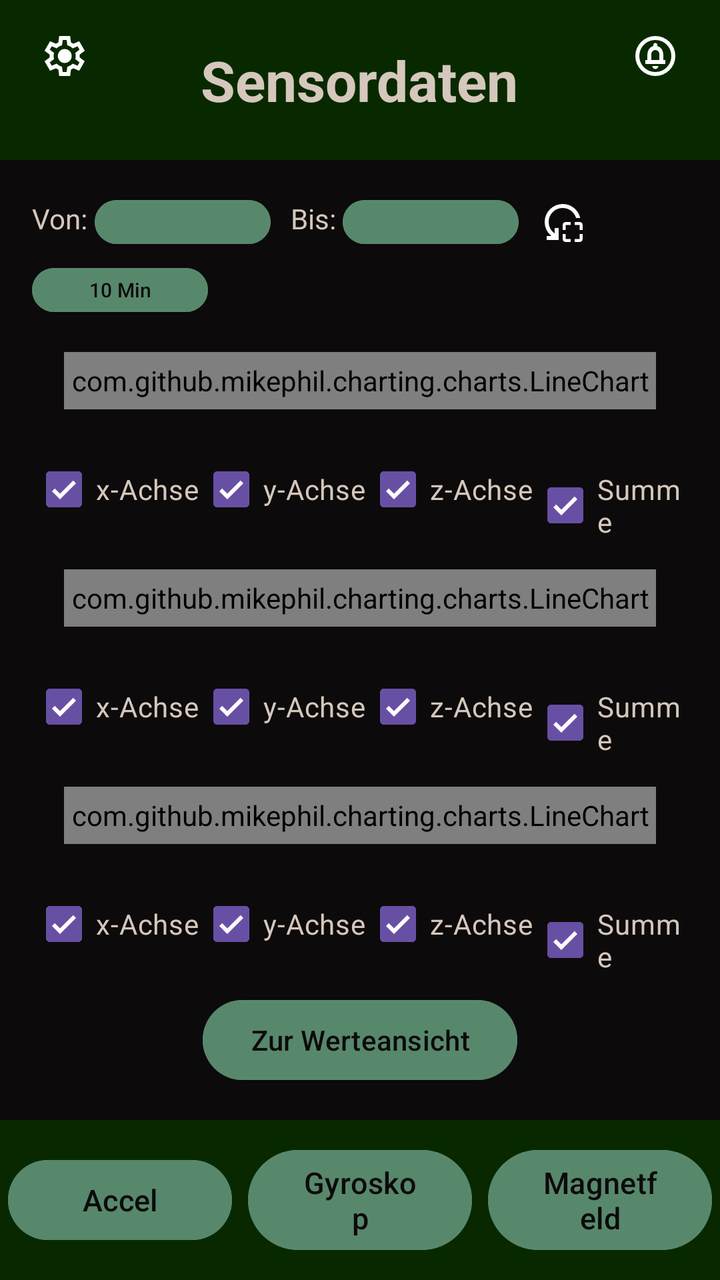
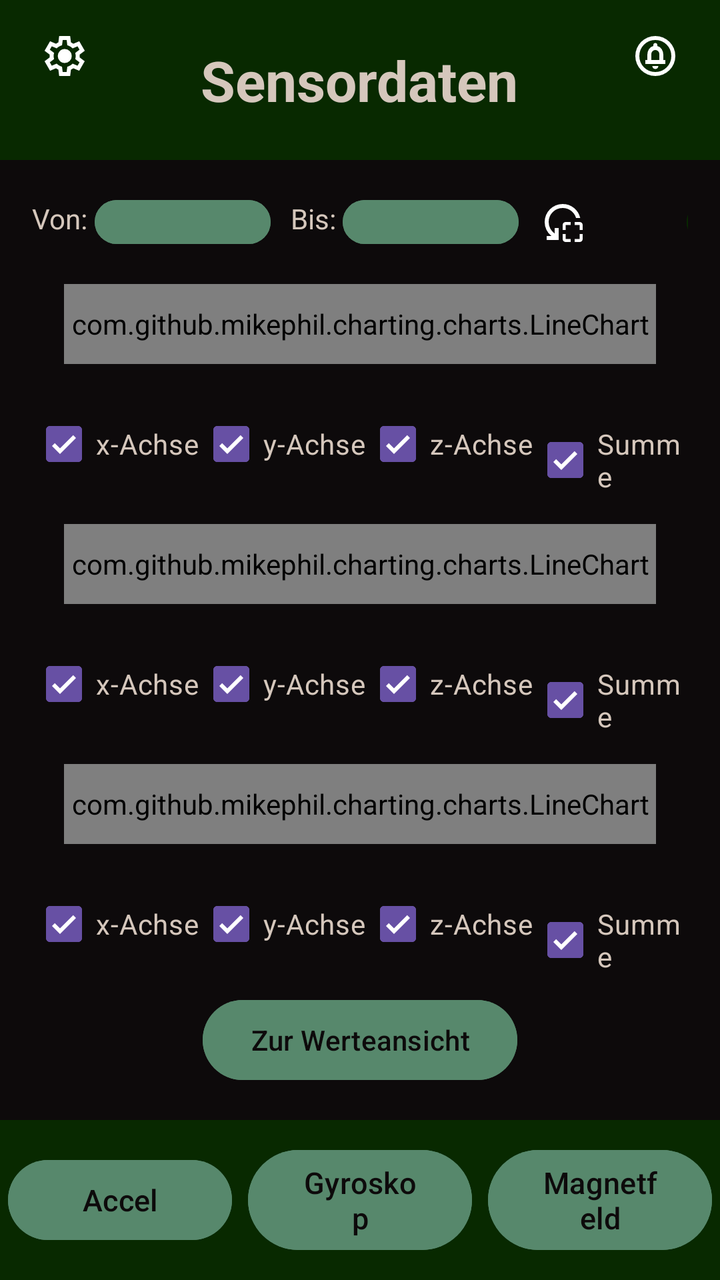

The first picture is an Android layout as it rendered before a commit; the second is the same layout after the commit. The layout source and the unified diff follow.
<!-- AndroidManifest.xml: application theme Theme.BiotSpeechIoT -->
<!-- res/layout/activity_main_graph.xml -->
<?xml version="1.0" encoding="utf-8"?>
<LinearLayout xmlns:android="http://schemas.android.com/apk/res/android"
    xmlns:tools="http://schemas.android.com/tools"
    android:layout_width="match_parent"
    android:id="@+id/main"
    android:layout_height="match_parent"
    android:orientation="vertical"
    android:background="@color/background"
    tools:context=".main.MainActivity">

    <LinearLayout
        android:layout_width="match_parent"
        android:layout_height="wrap_content"
        android:background="@color/header">

        <ImageButton
            android:id="@+id/settings_button"
            android:layout_width="wrap_content"
            android:layout_height="wrap_content"
            android:layout_weight="1"
            android:src="@drawable/outline_settings_24"
            android:background="@color/header"
            android:layout_marginTop="16dp"
            android:layout_marginStart="16dp"
            android:paddingBottom="15dp"
            android:color="@color/text"/>

        <TextView
            android:id="@+id/headerText"
            android:layout_width="0dp"
            android:layout_weight="30"
            android:layout_height="80dp"
            android:background="@color/header"
            android:gravity="center_vertical|center_horizontal"
            android:text="Sensordaten"
            android:textColor="@color/text"
            android:textSize="28sp"
            android:textStyle="bold" />

        <ImageButton
            android:id="@+id/notification_button"
            android:layout_width="wrap_content"
            android:layout_height="wrap_content"
            android:layout_weight="1"
            android:src="@drawable/outline_circle_notifications_24"
            android:background="@color/header"
            android:layout_marginTop="16dp"
            android:layout_marginEnd="16dp"
            android:paddingBottom="15dp"
            android:color="@color/text"/>
    </LinearLayout>

    <LinearLayout
        android:id="@+id/contentArea"
        android:layout_width="match_parent"
        android:layout_height="0dp"
        android:layout_weight="1"
        android:orientation="vertical"
        android:padding="16dp">

        <LinearLayout
            android:layout_width="match_parent"
            android:layout_height="wrap_content"
            android:orientation="vertical">

            <LinearLayout
                android:layout_width="wrap_content"
                android:layout_height="wrap_content"
                android:orientation="horizontal">

                <TextView
                    android:layout_width="wrap_content"
                    android:layout_height="wrap_content"
                    android:text="Von: "
                    android:textColor="@color/text"/>

                <Button
                    android:layout_width="wrap_content"
                    android:layout_height="30dp"
                    android:text=""
                    android:textSize="10dp"
                    android:textColor="@color/background"
                    android:backgroundTint="@color/button"
                    android:id="@+id/button_Accel_von"
                    android:paddingStart="0dp"
                    android:paddingEnd="0dp"
                    android:paddingBottom="0dp"
                    android:paddingTop="0dp"/>

                <TextView
                    android:layout_width="wrap_content"
                    android:layout_height="wrap_content"
                    android:text="Bis: "
                    android:textColor="@color/text"
                    android:layout_marginStart="10dp"/>

                <Button
                    android:layout_width="wrap_content"
                    android:layout_height="30dp"
                    android:text=""
                    android:textSize="10sp"
                    android:textColor="@color/background"
                    android:backgroundTint="@color/button"
                    android:id="@+id/button_Accel_bis"
                    android:paddingStart="0dp"
                    android:paddingEnd="0dp"
                    android:paddingBottom="0dp"
                    android:paddingTop="0dp"/>

                <ImageButton
                    android:layout_width="wrap_content"
                    android:layout_height="wrap_content"
                    android:src="@drawable/outline_reset_focus_24"
                    android:background="@color/background"
                    android:layout_marginStart="10dp"
                    android:paddingTop="3dp"
                    android:id="@+id/resetAccel"
                    />

            </LinearLayout>

            <Button
                android:layout_width="wrap_content"
                android:layout_height="30dp"
                android:text="10 Min"
                android:textSize="10sp"
                android:textColor="@color/background"
                android:backgroundTint="@color/button"
                android:id="@+id/btn_x_10min"
                android:layout_marginTop="4dp"
                android:paddingStart="8dp"
                android:paddingEnd="8dp"
                android:paddingBottom="0dp"
                android:paddingTop="0dp"/>

        </LinearLayout>

        <com.github.mikephil.charting.charts.LineChart
            android:id="@+id/lineChartAccel"
            android:layout_width="match_parent"
            android:layout_height="0dp"
            android:layout_weight="1"
            android:layout_margin="16dp"/>

        <LinearLayout
            android:layout_width="wrap_content"
            android:layout_height="wrap_content"
            >
            <CheckBox
                android:layout_width="wrap_content"
                android:layout_height="wrap_content"
                android:text="x-Achse"
                android:textColor="@color/text"
                android:checked="true"
                android:id="@+id/AccelxCheck"/>

            <CheckBox
                android:layout_width="wrap_content"
                android:layout_height="wrap_content"
                android:text="y-Achse"
                android:textColor="@color/text"
                android:checked="true"
                android:id="@+id/AccelyCheck"/>

            <CheckBox
                android:layout_width="wrap_content"
                android:layout_height="wrap_content"
                android:text="z-Achse"
                android:textColor="@color/text"
                android:checked="true"
                android:id="@+id/AccelzCheck"/>

            <CheckBox
                android:layout_width="wrap_content"
                android:layout_height="wrap_content"
                android:text="Summe"
                android:textColor="@color/text"
                android:checked="true"
                android:id="@+id/AccelSumCheck"/>

        </LinearLayout>

        <com.github.mikephil.charting.charts.LineChart
            android:id="@+id/lineChartGyro"
            android:layout_width="match_parent"
            android:layout_height="0dp"
            android:layout_weight="1"
            android:layout_margin="16dp" />

        <LinearLayout
            android:layout_width="wrap_content"
            android:layout_height="wrap_content"
            >
            <CheckBox
                android:layout_width="wrap_content"
                android:layout_height="wrap_content"
                android:text="x-Achse"
                android:textColor="@color/text"
                android:checked="true"
                android:id="@+id/GyroxCheck"/>

            <CheckBox
                android:layout_width="wrap_content"
                android:layout_height="wrap_content"
                android:text="y-Achse"
                android:textColor="@color/text"
                android:checked="true"
                android:id="@+id/GyroyCheck"/>

            <CheckBox
                android:layout_width="wrap_content"
                android:layout_height="wrap_content"
                android:text="z-Achse"
                android:textColor="@color/text"
                android:checked="true"
                android:id="@+id/GyrozCheck"/>

            <CheckBox
                android:layout_width="wrap_content"
                android:layout_height="wrap_content"
                android:text="Summe"
                android:textColor="@color/text"
                android:checked="true"
                android:id="@+id/GyroSumCheck"/>

        </LinearLayout>

        <com.github.mikephil.charting.charts.LineChart
            android:id="@+id/lineChartMag"
            android:layout_width="match_parent"
            android:layout_height="0dp"
            android:layout_weight="1"
            android:layout_margin="16dp"/>

        <LinearLayout
            android:layout_width="wrap_content"
            android:layout_height="wrap_content"
            >
            <CheckBox
                android:layout_width="wrap_content"
                android:layout_height="wrap_content"
                android:text="x-Achse"
                android:textColor="@color/text"
                android:checked="true"
                android:id="@+id/MagxCheck"/>

            <CheckBox
                android:layout_width="wrap_content"
                android:layout_height="wrap_content"
                android:text="y-Achse"
                android:textColor="@color/text"
                android:checked="true"
                android:id="@+id/MagyCheck"/>

            <CheckBox
                android:layout_width="wrap_content"
                android:layout_height="wrap_content"
                android:text="z-Achse"
                android:textColor="@color/text"
                android:checked="true"
                android:id="@+id/MagzCheck"/>

            <CheckBox
                android:layout_width="wrap_content"
                android:layout_height="wrap_content"
                android:text="Summe"
                android:textColor="@color/text"
                android:checked="true"
                android:id="@+id/MagSumCheck"/>

        </LinearLayout>

        <Button
            android:layout_width="wrap_content"
            android:layout_height="wrap_content"
            android:layout_gravity="center"
            android:text="Zur Werteansicht"
            android:layout_marginTop="10dp"
            android:backgroundTint="@color/button"
            android:textColor="@color/background"
            android:id="@+id/werteansicht"/>

    </LinearLayout>

    <LinearLayout
        android:id="@+id/footerBar"
        android:layout_width="match_parent"
        android:layout_height="80dp"
        android:orientation="horizontal"
        android:gravity="center"
        android:background="@color/header">

        <Button
            android:id="@+id/btnAccel"
            android:layout_width="0dp"
            android:layout_height="wrap_content"
            android:layout_weight="1"
            android:text="Accel"
            android:textColor="@color/background"
            android:layout_margin="4dp"
            android:backgroundTint="@color/button"
            android:textSize="15sp" />

        <Button
            android:id="@+id/btnGyro"
            android:layout_width="0dp"
            android:layout_height="wrap_content"
            android:layout_weight="1"
            android:text="Gyroskop"
            android:textColor="@color/background"
            android:layout_margin="4dp"
            android:backgroundTint="@color/button"
            android:textSize="15sp"/>

        <Button
            android:id="@+id/btnMagnet"
            android:layout_width="0dp"
            android:layout_height="wrap_content"
            android:layout_weight="1"
            android:text="Magnetfeld"
            android:textColor="@color/background"
            android:layout_margin="4dp"
            android:backgroundTint="@color/button"
            android:textSize="15sp"/>
    </LinearLayout>
</LinearLayout>
<!-- resources referenced by this layout -->
<resources>
  <color name="background">#0D0A0B</color>
  <color name="button">#57886C</color>
  <color name="header">#082900</color>
  <color name="text">#D5C7BC</color>
  <!-- drawable outline_circle_notifications_24 (drawable) -->
  <vector xmlns:android="http://schemas.android.com/apk/res/android" android:height="24dp" android:tint="#FFFFFF" android:viewportHeight="960" android:viewportWidth="960" android:width="24dp">
        
      <path android:fillColor="@android:color/white" android:pathData="M480,740Q505,740 522.5,722.5Q540,705 540,680L420,680Q420,705 437.5,722.5Q455,740 480,740ZM280,640L680,640L680,560L640,560L640,456Q640,395 608.5,344.5Q577,294 520,280L520,260Q520,243 508.5,231.5Q497,220 480,220Q463,220 451.5,231.5Q440,243 440,260L440,280Q383,294 351.5,344.5Q320,395 320,456L320,560L280,560L280,640ZM400,560L400,440Q400,407 423.5,383.5Q447,360 480,360Q513,360 536.5,383.5Q560,407 560,440L560,560L400,560ZM480,880Q397,880 324,848.5Q251,817 197,763Q143,709 111.5,636Q80,563 80,480Q80,397 111.5,324Q143,251 197,197Q251,143 324,111.5Q397,80 480,80Q563,80 636,111.5Q709,143 763,197Q817,251 848.5,324Q880,397 880,480Q880,563 848.5,636Q817,709 763,763Q709,817 636,848.5Q563,880 480,880ZM480,800Q614,800 707,707Q800,614 800,480Q800,346 707,253Q614,160 480,160Q346,160 253,253Q160,346 160,480Q160,614 253,707Q346,800 480,800ZM480,480Q480,480 480,480Q480,480 480,480Q480,480 480,480Q480,480 480,480Q480,480 480,480Q480,480 480,480Q480,480 480,480Q480,480 480,480Z"/>
      
  </vector>
  <!-- drawable outline_reset_focus_24 (drawable) -->
  <vector xmlns:android="http://schemas.android.com/apk/res/android" android:height="24dp" android:tint="#FFFFFF" android:viewportHeight="960" android:viewportWidth="960" android:width="24dp">
        
      <path android:fillColor="@android:color/white" android:pathData="M480,640L480,540Q480,515 497.5,497.5Q515,480 540,480L640,480L640,540L540,540L540,640L480,640ZM540,880Q515,880 497.5,862.5Q480,845 480,820L480,720L540,720L540,820L640,820L640,880L540,880ZM820,640L820,540L720,540L720,480L820,480Q845,480 862.5,497.5Q880,515 880,540L880,640L820,640ZM720,880L720,820L820,820L820,720L880,720L880,820Q880,845 862.5,862.5Q845,880 820,880L720,880ZM831,400L748,400Q722,312 649,256Q576,200 480,200Q363,200 281.5,281.5Q200,363 200,480Q200,552 232.5,612Q265,672 320,710L320,600L400,600L400,840L160,840L160,760L254,760Q192,710 156,637.5Q120,565 120,480Q120,405 148.5,339.5Q177,274 225.5,225.5Q274,177 339.5,148.5Q405,120 480,120Q609,120 706.5,199.5Q804,279 831,400Z"/>
      
  </vector>
  <style name="Theme.BiotSpeechIoT" parent="Base.Theme.BiotSpeechIoT" />
  <style name="Base.Theme.BiotSpeechIoT" parent="Theme.Material3.DayNight.NoActionBar">
          
          
      </style>
  <!-- unchanged entries left out for length: 1 -->
</resources>

<!-- the commit's change to res/layout/activity_main_graph.xml (unified diff, before → after) -->
@@ -59,77 +59,70 @@
         android:padding="16dp">
 
         <LinearLayout
-            android:layout_width="match_parent"
-            android:layout_height="wrap_content"
-            android:orientation="vertical">
-
-            <LinearLayout
-                android:layout_width="wrap_content"
-                android:layout_height="wrap_content"
-                android:orientation="horizontal">
-
-                <TextView
-                    android:layout_width="wrap_content"
-                    android:layout_height="wrap_content"
-                    android:text="Von: "
-                    android:textColor="@color/text"/>
-
-                <Button
-                    android:layout_width="wrap_content"
-                    android:layout_height="30dp"
-                    android:text=""
-                    android:textSize="10dp"
-                    android:textColor="@color/background"
-                    android:backgroundTint="@color/button"
-                    android:id="@+id/button_Accel_von"
-                    android:paddingStart="0dp"
-                    android:paddingEnd="0dp"
-                    android:paddingBottom="0dp"
-                    android:paddingTop="0dp"/>
-
-                <TextView
-                    android:layout_width="wrap_content"
-                    android:layout_height="wrap_content"
-                    android:text="Bis: "
-                    android:textColor="@color/text"
-                    android:layout_marginStart="10dp"/>
-
-                <Button
-                    android:layout_width="wrap_content"
-                    android:layout_height="30dp"
-                    android:text=""
-                    android:textSize="10sp"
-                    android:textColor="@color/background"
-                    android:backgroundTint="@color/button"
-                    android:id="@+id/button_Accel_bis"
-                    android:paddingStart="0dp"
-                    android:paddingEnd="0dp"
-                    android:paddingBottom="0dp"
-                    android:paddingTop="0dp"/>
-
-                <ImageButton
-                    android:layout_width="wrap_content"
-                    android:layout_height="wrap_content"
-                    android:src="@drawable/outline_reset_focus_24"
-                    android:background="@color/background"
-                    android:layout_marginStart="10dp"
-                    android:paddingTop="3dp"
-                    android:id="@+id/resetAccel"
-                    />
-
-            </LinearLayout>
+            android:layout_width="wrap_content"
+            android:layout_height="wrap_content"
+            android:orientation="horizontal">
+
+            <TextView
+                android:layout_width="wrap_content"
+                android:layout_height="wrap_content"
+                android:text="Von: "
+                android:textColor="@color/text"/>
 
             <Button
                 android:layout_width="wrap_content"
+                android:layout_height="30dp"
+                android:text=""
+                android:textSize="10dp"
+                android:textColor="@color/background"
+                android:backgroundTint="@color/button"
+                android:id="@+id/button_Accel_von"
+                android:paddingStart="0dp"
+                android:paddingEnd="0dp"
+                android:paddingBottom="0dp"
+                android:paddingTop="0dp"/>
+
+            <TextView
+                android:layout_width="wrap_content"
+                android:layout_height="wrap_content"
+                android:text="Bis: "
+                android:textColor="@color/text"
+                android:layout_marginStart="10dp"/>
+
+            <Button
+                android:layout_width="wrap_content"
+                android:layout_height="30dp"
+                android:text=""
+                android:textSize="10sp"
+                android:textColor="@color/background"
+                android:backgroundTint="@color/button"
+                android:id="@+id/button_Accel_bis"
+                android:paddingStart="0dp"
+                android:paddingEnd="0dp"
+                android:paddingBottom="0dp"
+                android:paddingTop="0dp"/>
+
+            <ImageButton
+                android:layout_width="wrap_content"
+                android:layout_height="wrap_content"
+                android:src="@drawable/outline_reset_focus_24"
+                android:background="@color/background"
+                android:layout_marginStart="10dp"
+                android:paddingTop="3dp"
+                android:id="@+id/resetAccel"
+                />
+
+            <Button
+                android:layout_width="50dp"
                 android:layout_height="30dp"
                 android:text="10 Min"
                 android:textSize="10sp"
                 android:textColor="@color/background"
-                android:backgroundTint="@color/button"
+                android:backgroundTint="@color/header"
                 android:id="@+id/btn_x_10min"
-                android:layout_marginTop="4dp"
-                android:paddingStart="8dp"
-                android:paddingEnd="8dp"
+                android:layout_marginStart="50dp"
+                android:paddingStart="0dp"
+                android:paddingEnd="0dp"
                 android:paddingBottom="0dp"
                 android:paddingTop="0dp"/>
 
